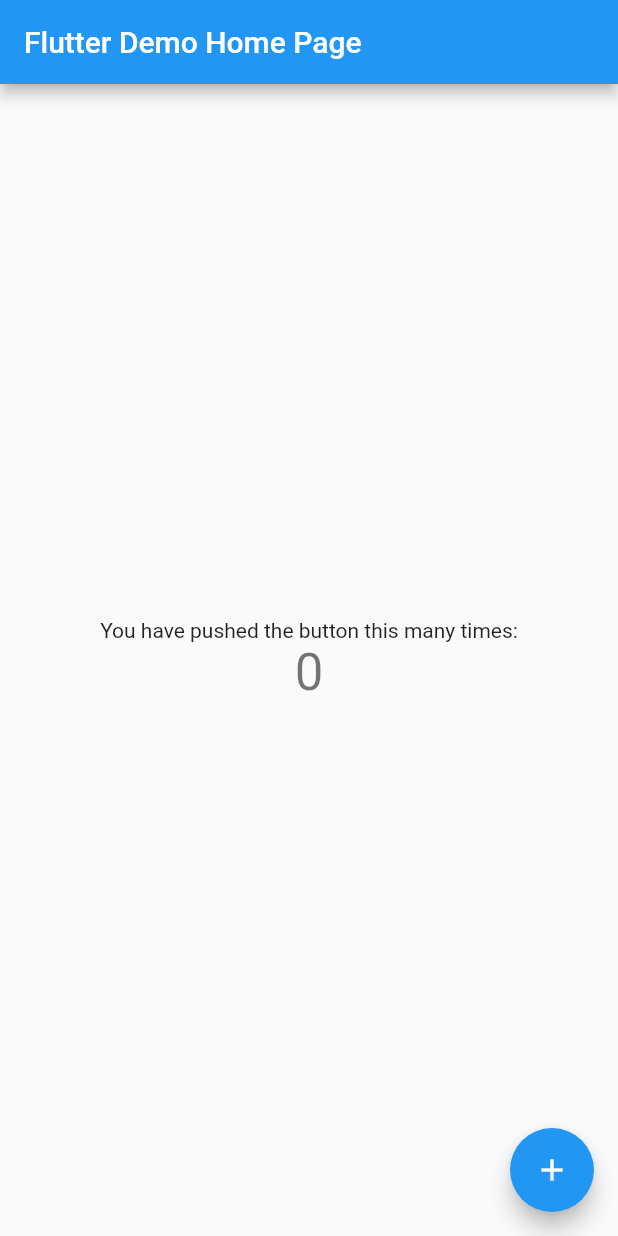
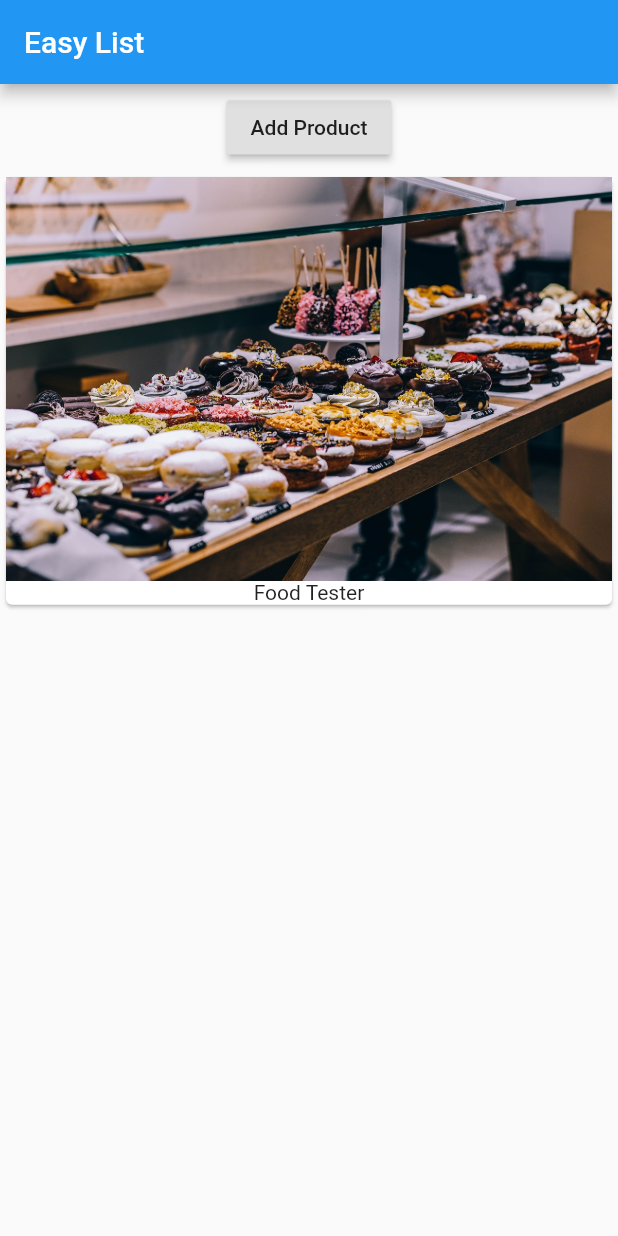
Before and after one commit to akshaypalshikar/first_flutter, a Flutter app: the screen it shows after launch, on a phone screen of 412 x 824 dp. Run offline on Flutter 3.47's test engine with Material 2 defaults, Android fonts, the phone set to English and light mode, and no system bars.

Commit message:
Widget basics (#1)
* stateful widget
* widgets are restructured
* pass data to the stateful widget

```diff
--- a/lib/main.dart
+++ b/lib/main.dart
@@ -1,109 +1,18 @@
 import 'package:flutter/material.dart';
+import './product_manager.dart';
 
-void main() => runApp(new MyApp());
+void main() => runApp(MyApp());
 
 class MyApp extends StatelessWidget {
-  // This widget is the root of your application.
   @override
   Widget build(BuildContext context) {
-    return new MaterialApp(
-      title: 'Flutter Demo',
-      theme: new ThemeData(
-        // This is the theme of your application.
-        //
-        // Try running your application with "flutter run". You'll see the
-        // application has a blue toolbar. Then, without quitting the app, try
-        // changing the primarySwatch below to Colors.green and then invoke
-        // "hot reload" (press "r" in the console where you ran "flutter run",
-        // or press Run > Flutter Hot Reload in IntelliJ). Notice that the
-        // counter didn't reset back to zero; the application is not restarted.
-        primarySwatch: Colors.blue,
+    return MaterialApp(
+      home: Scaffold(
+        appBar: AppBar(
+          title: Text('Easy List'),
+        ),
+        body: ProductManager('Food Tester'),
       ),
-      home: new MyHomePage(title: 'Flutter Demo Home Page'),
     );
   }
 }
-
-class MyHomePage extends StatefulWidget {
-  MyHomePage({Key key, this.title}) : super(key: key);
-
-  // This widget is the home page of your application. It is stateful, meaning
-  // that it has a State object (defined below) that contains fields that affect
-  // how it looks.
-
-  // This class is the configuration for the state. It holds the values (in this
-  // case the title) provided by the parent (in this case the App widget) and
-  // used by the build method of the State. Fields in a Widget subclass are
-  // always marked "final".
-
-  final String title;
-
-  @override
-  _MyHomePageState createState() => new _MyHomePageState();
-}
-
-class _MyHomePageState extends State<MyHomePage> {
-  int _counter = 0;
-
-  void _incrementCounter() {
-    setState(() {
-      // This call to setState tells the Flutter framework that something has
-      // changed in this State, which causes it to rerun the build method below
-      // so that the display can reflect the updated values. If we changed
-      // _counter without calling setState(), then the build method would not be
-      // called again, and so nothing would appear to happen.
-      _counter++;
-    });
-  }
-
-  @override
-  Widget build(BuildContext context) {
-    // This method is rerun every time setState is called, for instance as done
-    // by the _incrementCounter method above.
-    //
-    // The Flutter framework has been optimized to make rerunning build methods
-    // fast, so that you can just rebuild anything that needs updating rather
-    // than having to individually change instances of widgets.
-    return new Scaffold(
-      appBar: new AppBar(
-        // Here we take the value from the MyHomePage object that was created by
-        // the App.build method, and use it to set our appbar title.
-        title: new Text(widget.title),
-      ),
-      body: new Center(
-        // Center is a layout widget. It takes a single child and positions it
-        // in the middle of the parent.
-        child: new Column(
-          // Column is also layout widget. It takes a list of children and
-          // arranges them vertically. By default, it sizes itself to fit its
-          // children horizontally, and tries to be as tall as its parent.
-          //
-          // Invoke "debug paint" (press "p" in the console where you ran
-          // "flutter run", or select "Toggle Debug Paint" from the Flutter tool
-          // window in IntelliJ) to see the wireframe for each widget.
-          //
-          // Column has various properties to control how it sizes itself and
-          // how it positions its children. Here we use mainAxisAlignment to
-          // center the children vertically; the main axis here is the vertical
-          // axis because Columns are vertical (the cross axis would be
-          // horizontal).
-          mainAxisAlignment: MainAxisAlignment.center,
-          children: <Widget>[
-            new Text(
-              'You have pushed the button this many times:',
-            ),
-            new Text(
-              '$_counter',
-              style: Theme.of(context).textTheme.display1,
-            ),
-          ],
-        ),
-      ),
-      floatingActionButton: new FloatingActionButton(
-        onPressed: _incrementCounter,
-        tooltip: 'Increment',
-        child: new Icon(Icons.add),
-      ), // This trailing comma makes auto-formatting nicer for build methods.
-    );
-  }
-}
--- /dev/null
+++ b/lib/product_manager.dart
@@ -0,0 +1,46 @@
+import 'package:flutter/material.dart';
+
+import './products.dart';
+
+class ProductManager extends StatefulWidget {
+  final String startingProduct;
+  ProductManager(this.startingProduct);
+
+  @override
+  State<StatefulWidget> createState() {
+    // TODO: implement createState
+    return _ProductManagerState();
+  }
+}
+
+class _ProductManagerState extends State<ProductManager> {
+  List<String> _products = [];
+
+  @override
+    void initState() {
+      _products.add(widget.startingProduct);
+      super.initState();
+    }
+
+  @override
+  Widget build(BuildContext context) {
+    // TODO: implement build
+    return Column(
+      children: [
+        Container(
+          margin: EdgeInsets.all(5.0),
+          child: RaisedButton(
+            child: Text('Add Product'),
+            onPressed: () {
+              setState(() {
+                _products.add('Advanced Food Tester');
+              });
+              print('working');
+            },
+          ),
+        ),
+        Products(_products)
+      ],
+    );
+  }
+}
--- /dev/null
+++ b/lib/products.dart
@@ -0,0 +1,26 @@
+import 'package:flutter/material.dart';
+
+class Products extends StatelessWidget {
+  final List<String> products;
+
+  Products(this.products);
+
+  @override
+  Widget build(BuildContext context) {
+    // TODO: implement build
+    return Column(
+      children: products
+          .map(
+            (element) => Card(
+                  child: Column(
+                    children: <Widget>[
+                      Image.asset('assets/food.jpg'),
+                      Text(element),
+                    ],
+                  ),
+                ),
+          )
+          .toList(),
+    );
+  }
+}
--- a/pubspec.yaml
+++ b/pubspec.yaml
@@ -37,8 +37,8 @@ flutter:
   uses-material-design: true
 
   # To add assets to your application, add an assets section, like this:
-  # assets:
-  #  - images/a_dot_burr.jpeg
+  assets:
+    - assets/food.jpg
   #  - images/a_dot_ham.jpeg
 
   # An image asset can refer to one or more resolution-specific "variants", see
```
Also changed, not shown: assets/food.jpg (added).
